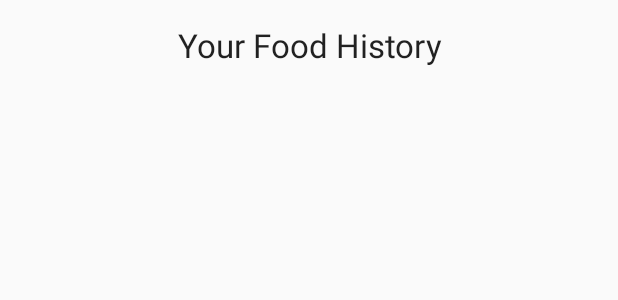
After one commit to kcattakcaz/NutriCam, an Android app: the layout activity_food_history.xml on its own in the app's theme, with its tools: preview values and no code run, on a phone screen of 412 x 824 dp. The commit adds this screen. Shown: the top 300 px of the screen. Run offline under Robolectric (Android 15) with nearby library versions, the phone set to English and light mode, and no system bars.

Commit message:
Created FoodHistory and MainActivity, which allows user to take and save a picture

```diff
--- a/app/build.gradle
+++ b/app/build.gradle
@@ -17,6 +17,11 @@ android {
             proguardFiles getDefaultProguardFile('proguard-android.txt'), 'proguard-rules.pro'
         }
     }
+    packagingOptions {
+        exclude 'META-INF/LICENSE'
+        exclude 'META-INF/LICENSE-FIREBASE.txt'
+        exclude 'META-INF/NOTICE'
+    }
 }
 
 dependencies {
--- a/app/src/main/java/com/jaghory/nutricam/SignUpActivity.java
+++ b/app/src/main/java/com/jaghory/nutricam/SignUpActivity.java
@@ -22,7 +22,7 @@ public class SignUpActivity extends AppCompatActivity {
         super.onCreate(savedInstanceState);
 
         Firebase.setAndroidContext(this.getApplicationContext());
-        setContentView(R.layout.activity_login);
+        setContentView(R.layout.activity_signup);
 
         Button signup_btn = (Button) findViewById(R.id.signUp_btn);
         final EditText username = (EditText) findViewById(R.id.signup_username);
--- /dev/null
+++ b/app/src/main/res/layout/activity_food_history.xml
@@ -0,0 +1,17 @@
+<?xml version="1.0" encoding="utf-8"?>
+<LinearLayout xmlns:android="http://schemas.android.com/apk/res/android"
+              xmlns:tools="http://schemas.android.com/tools"
+              android:orientation="vertical"
+              android:layout_width="match_parent"
+              android:layout_height="match_parent"
+              tools:context="com.jaghory.nutricam.FoodHistoryActivity">
+
+    <TextView
+        android:layout_width="match_parent"
+        android:layout_height="wrap_content"
+        android:textAppearance="?android:attr/textAppearanceLarge"
+        android:text="@string/food_history_title"
+        android:id="@+id/foodHistoryTitle"
+        android:gravity="center_horizontal"
+        android:layout_marginTop="15dp"/>
+</LinearLayout>
--- a/app/src/main/res/layout/activity_signup.xml
+++ b/app/src/main/res/layout/activity_signup.xml
@@ -30,5 +30,7 @@
         android:layout_height="wrap_content"
         android:text="@string/signUp_button"
         android:id="@+id/signUp_btn"
-        android:layout_marginTop="10dp"/>
+        android:layout_marginTop="10dp"
+        android:background="#5a69bf"
+        android:textColor="#f5f5f5"/>
 </LinearLayout>
--- a/app/src/main/res/values/strings.xml
+++ b/app/src/main/res/values/strings.xml
@@ -11,12 +11,14 @@
     <string name="error_incorrect_password">This password is incorrect</string>
     <string name="error_field_required">This field is required</string>
     <string name="permission_rationale">"Contacts permissions are needed for providing email
-        completions."
-    </string>
+        completions."</string>
+
     <string name="login_button">Login</string>
     <string name="signUp_button">Sign Up</string>
     <string name="newUser_button">New User</string>
-    <string name="username">Username</string>
     <string name="password">Password</string>
     <string name="email">Email</string>
+    <string name="take_picture">Take Picture</string>
+    <string name="view_food_history">View Food History</string>
+    <string name="food_history_title">Your Food History</string>
 </resources>
```
Also changed, not shown: app/src/main/AndroidManifest.xml (+16 -1 lines), app/src/main/java/com/jaghory/nutricam/FoodHistoryActivity.java (added, +14 -0 lines), app/src/main/java/com/jaghory/nutricam/LoginActivity.java (+7 -0 lines), app/src/main/java/com/jaghory/nutricam/MainActivity.java (+102 -0 lines), app/src/main/res/layout/activity_login.xml (+8 -4 lines), app/src/main/res/layout/activity_main.xml (+19 -1 lines).
